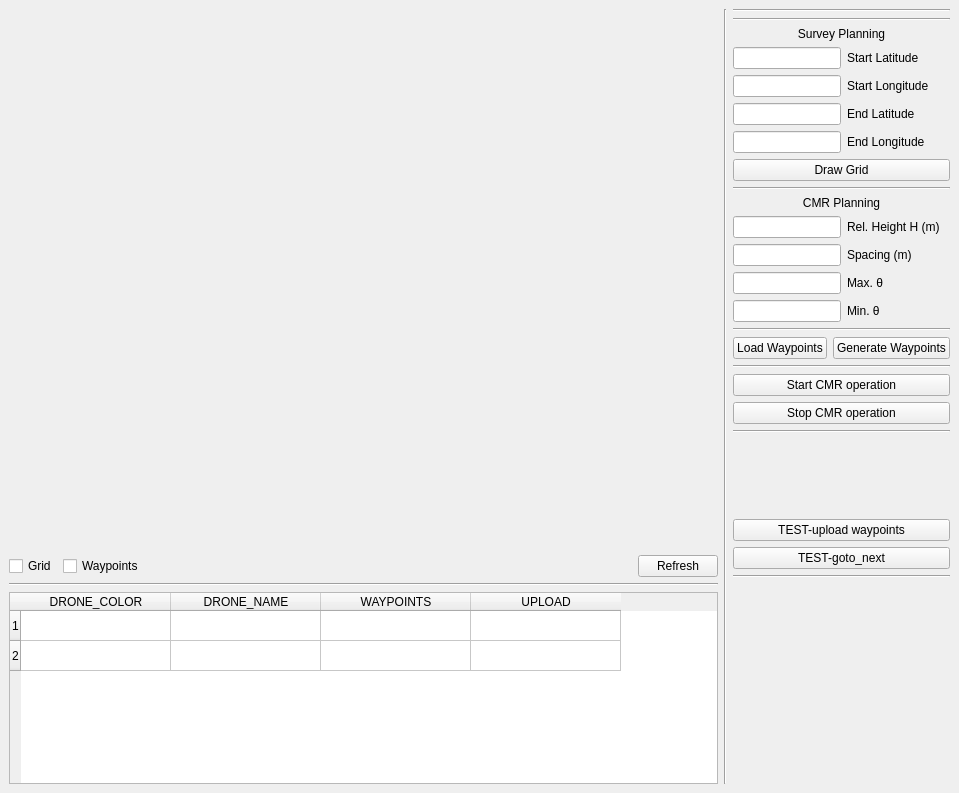
Above: src/main/python/gust/gui/ui/cmr_window.ui from drjdlarson/gust before the change. Below: the same form after it.
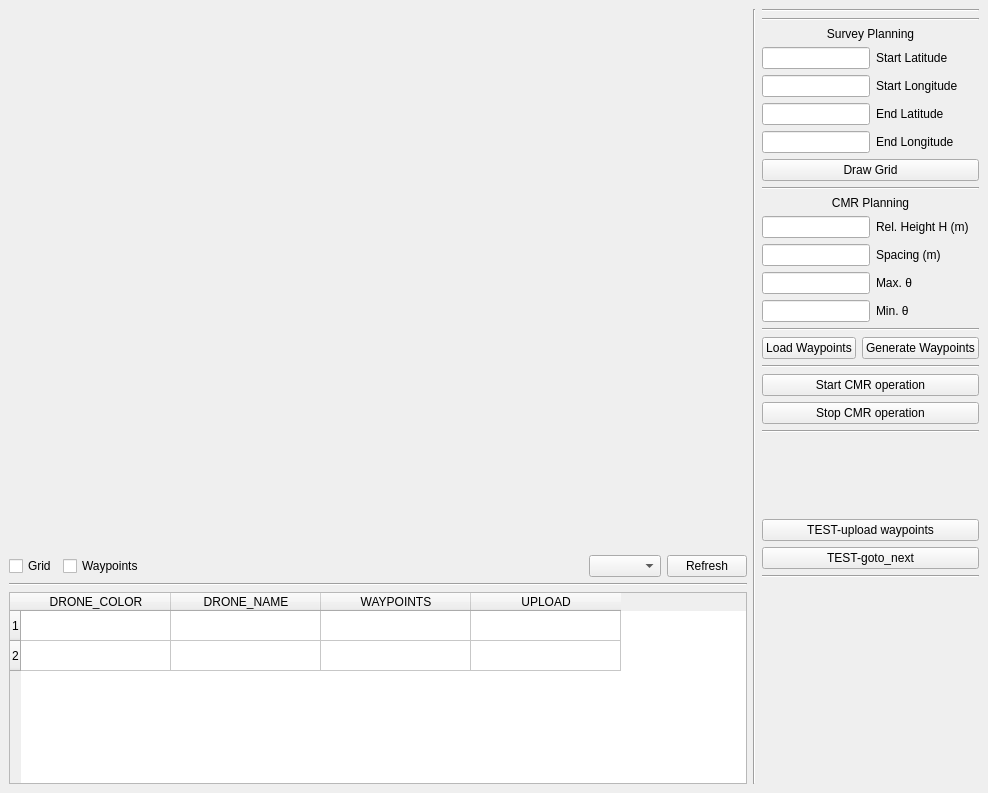
That is the form after the change. Custom widgets are drawn as their Qt base class.

What changed in the file:
```diff
--- a/src/main/python/gust/gui/ui/cmr_window.ui
+++ b/src/main/python/gust/gui/ui/cmr_window.ui
@@ -6,7 +6,7 @@
    <rect>
     <x>0</x>
     <y>0</y>
-    <width>959</width>
+    <width>988</width>
     <height>793</height>
    </rect>
   </property>
@@ -56,6 +56,9 @@
           </property>
          </spacer>
         </item>
+        <item>
+         <widget class="QComboBox" name="comboBox_saved_locations"/>
+        </item>
         <item>
          <widget class="QPushButton" name="pushButton_refresh">
           <property name="text">
```
Left out of the diff: 12 changed lines with no effect on the pictures.
